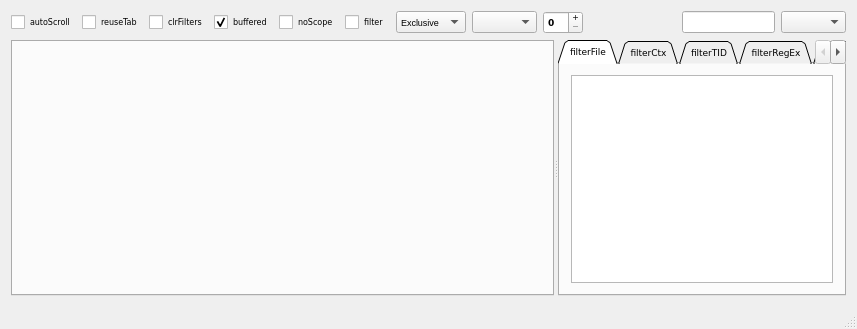
Above: trace_server/mainwindow.ui from mojmir-svoboda/DbgToolkit before the change. Below: the same form after it.
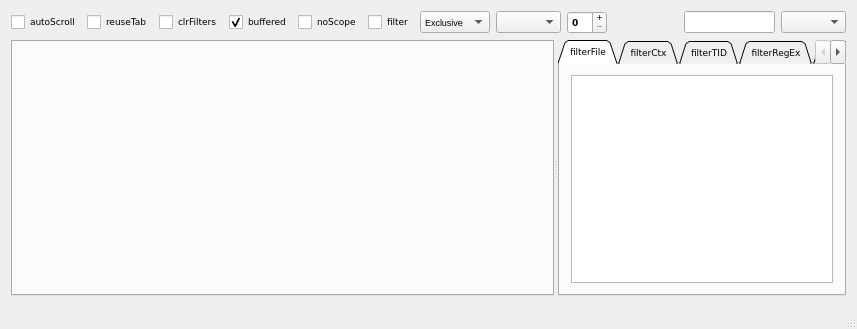
That is the form after the change.

Commit message: + working close button on tab

The edit to the form file:
```diff
--- a/trace_server/mainwindow.ui
+++ b/trace_server/mainwindow.ui
@@ -22,7 +22,7 @@
         <property name="font">
          <font>
           <family>Verdana</family>
-          <pointsize>6</pointsize>
+          <pointsize>7</pointsize>
          </font>
         </property>
         <property name="text">
@@ -35,7 +35,7 @@
         <property name="font">
          <font>
           <family>Verdana</family>
-          <pointsize>6</pointsize>
+          <pointsize>7</pointsize>
          </font>
         </property>
         <property name="text">
@@ -48,7 +48,7 @@
         <property name="font">
          <font>
           <family>Verdana</family>
-          <pointsize>6</pointsize>
+          <pointsize>7</pointsize>
          </font>
         </property>
         <property name="text">
@@ -61,7 +61,7 @@
         <property name="font">
          <font>
           <family>Verdana</family>
-          <pointsize>6</pointsize>
+          <pointsize>7</pointsize>
          </font>
         </property>
         <property name="text">
@@ -77,7 +77,7 @@
         <property name="font">
          <font>
           <family>Verdana</family>
-          <pointsize>6</pointsize>
+          <pointsize>7</pointsize>
          </font>
         </property>
         <property name="text">
@@ -90,7 +90,7 @@
         <property name="font">
          <font>
           <family>Verdana</family>
-          <pointsize>6</pointsize>
+          <pointsize>7</pointsize>
          </font>
         </property>
         <property name="text">
```
The commit also changes 3 other files.
